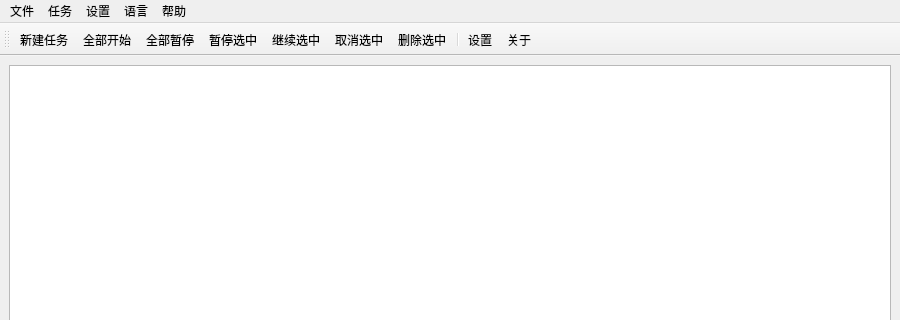
The window that mainwindow.ui (programming666/Downloader) describes before a commit, drawn with Qt 5; both pictures show x 0 to 900 and y 0 to 320 of the 900 by 600 pixel window.
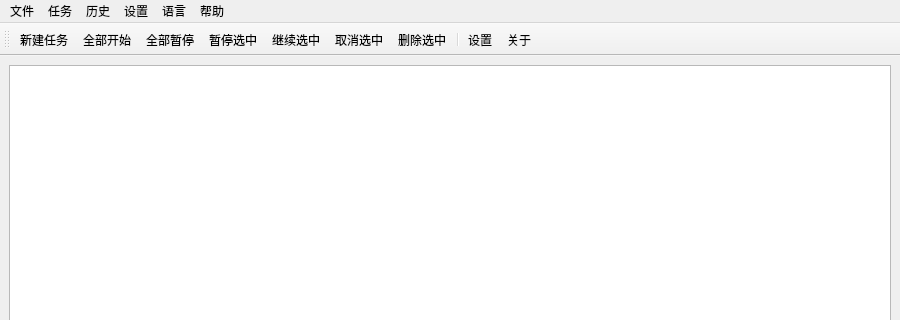
The same window after the commit. Icons and pictures are not drawn.

Commit message:
添加历史记录和定时下载
引入了历史对话和管理器，使用 JSON 格式存储下载历史，以替代之前的 SQLite 实现方案。新增了定时下载对话框、定时下载管理器，并将其与主窗口集成，功能涵盖用户界面操作及系统通知。优化了下载任务中的错误处理机制与日志配置。更新了主窗口及用户界面，以支持新功能和菜单项。

```diff
--- a/mainwindow.ui
+++ b/mainwindow.ui
@@ -67,6 +67,12 @@
     <addaction name="actionChinese"/>
     <addaction name="actionEnglish"/>
    </widget>
+   <widget class="QMenu" name="menuHistory">
+    <property name="title">
+     <string>历史</string>
+    </property>
+    <addaction name="actionViewHistory"/>
+   </widget>
    <widget class="QMenu" name="menuHelp">
     <property name="title">
      <string>帮助</string>
@@ -75,6 +81,7 @@
    </widget>
    <addaction name="menuFile"/>
    <addaction name="menuTask"/>
+   <addaction name="menuHistory"/>
    <addaction name="menuSettings"/>
    <addaction name="menuLanguage"/>
    <addaction name="menuHelp"/>
```
Left out of the diff: 25 changed lines with no effect on the pictures. The commit also changes 21 other files.
